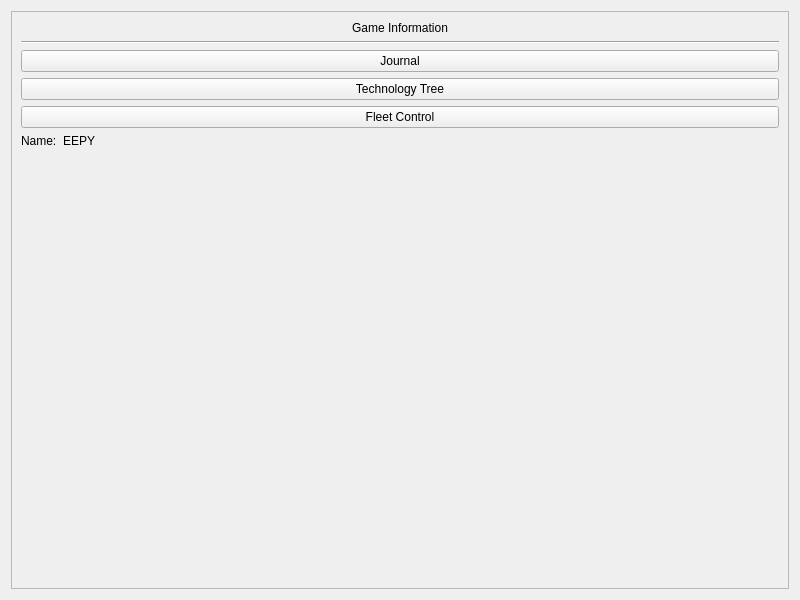
Old version of the form Source/Widgets/main_game.ui in the repository CorruptedBrainn/The-VALUE.
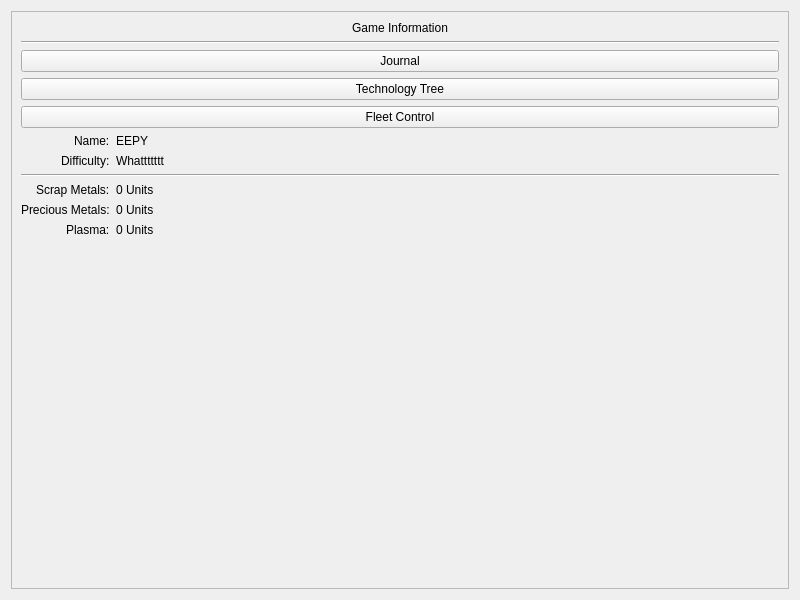
New version of the form.

What changed in the file:
```diff
--- a/Source/Widgets/main_game.ui
+++ b/Source/Widgets/main_game.ui
@@ -63,6 +63,9 @@
       </item>
       <item>
        <layout class="QFormLayout" name="formLayout">
+        <property name="labelAlignment">
+         <set>Qt::AlignmentFlag::AlignRight|Qt::AlignmentFlag::AlignTrailing|Qt::AlignmentFlag::AlignVCenter</set>
+        </property>
         <item row="0" column="0">
          <widget class="QLabel" name="label_3">
           <property name="text">
@@ -77,6 +80,69 @@
           </property>
          </widget>
         </item>
+        <item row="1" column="0">
+         <widget class="QLabel" name="label">
+          <property name="text">
+           <string>Difficulty:</string>
+          </property>
+         </widget>
+        </item>
+        <item row="1" column="1">
+         <widget class="QLabel" name="gameDifficulty">
+          <property name="text">
+           <string>Whattttttt</string>
+          </property>
+         </widget>
+        </item>
+        <item row="3" column="0">
+         <widget class="QLabel" name="label_6">
+          <property name="text">
+           <string>Scrap Metals:</string>
+          </property>
+         </widget>
+        </item>
+        <item row="3" column="1">
+         <widget class="QLabel" name="scrapMetals">
+          <property name="text">
+           <string>0 Units</string>
+          </property>
+         </widget>
+        </item>
+        <item row="4" column="0">
+         <widget class="QLabel" name="label_8">
+          <property name="text">
+           <string>Precious Metals:</string>
+          </property>
+         </widget>
+        </item>
+        <item row="4" column="1">
+         <widget class="QLabel" name="preciousMetals">
+          <property name="text">
+           <string>0 Units</string>
+          </property>
+         </widget>
+        </item>
+        <item row="5" column="0">
+         <widget class="QLabel" name="label_10">
+          <property name="text">
+           <string>Plasma:</string>
+          </property>
+         </widget>
+        </item>
+        <item row="5" column="1">
+         <widget class="QLabel" name="plasma">
+          <property name="text">
+           <string>0 Units</string>
+          </property>
+         </widget>
+        </item>
+        <item row="2" column="0" colspan="2">
+         <widget class="Line" name="line_2">
+          <property name="orientation">
+           <enum>Qt::Orientation::Horizontal</enum>
+          </property>
+         </widget>
+        </item>
        </layout>
       </item>
      </layout>
```
Left out of the diff: 2 changed lines with no effect on the pictures.
